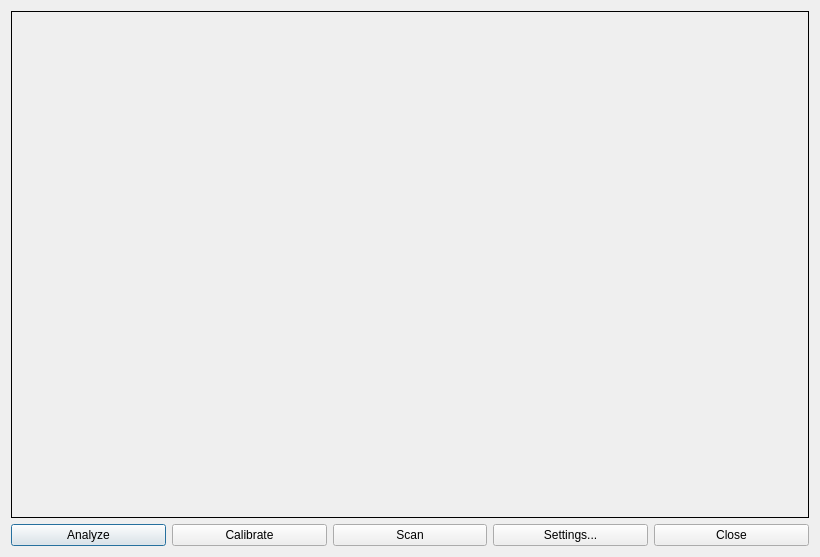
First picture: the form in app/ui/ThermalScanDialog.ui, repository mdmitr/arduino-thermal-camera, before the edit.
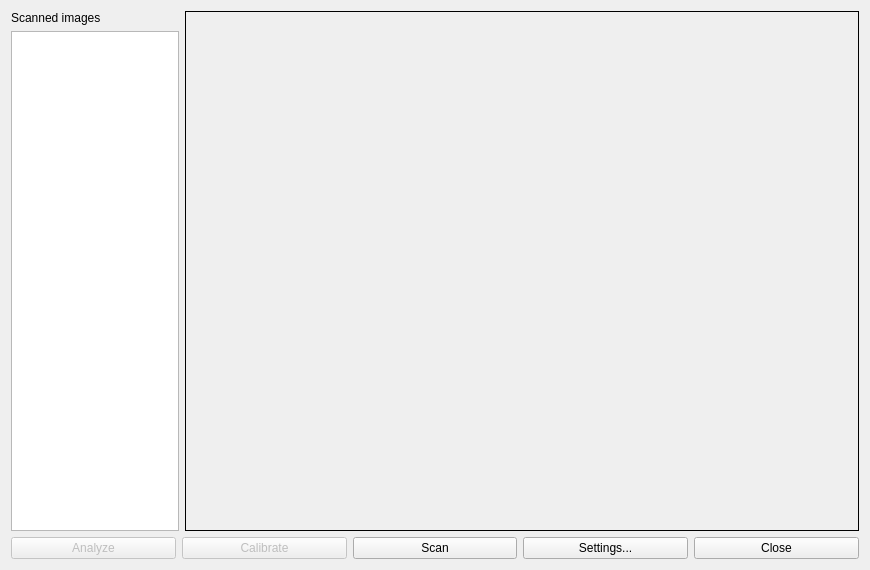
Second picture: the form after the edit.

Commit message: list with scanned images added

What changed in the file:
```diff
--- a/app/ui/ThermalScanDialog.ui
+++ b/app/ui/ThermalScanDialog.ui
@@ -6,14 +6,14 @@
    <rect>
     <x>0</x>
     <y>0</y>
-    <width>820</width>
-    <height>557</height>
+    <width>870</width>
+    <height>570</height>
    </rect>
   </property>
   <property name="windowTitle">
    <string>Thermal Scanner</string>
   </property>
-  <layout class="QVBoxLayout" name="verticalLayout_2">
+  <layout class="QVBoxLayout" name="verticalLayout_4" stretch="10">
    <item>
     <layout class="QVBoxLayout" name="mainLayout" stretch="10,0">
      <item>
@@ -22,6 +22,22 @@
         <enum>QLayout::SetMaximumSize</enum>
        </property>
        <item>
+        <layout class="QHBoxLayout" name="horizontalLayout_3" stretch="1,4">
+         <item>
+          <layout class="QVBoxLayout" name="verticalLayout">
+           <item>
+            <widget class="QLabel" name="label">
+             <property name="text">
+              <string>Scanned images</string>
+             </property>
+            </widget>
+           </item>
+           <item>
+            <widget class="QListView" name="list_Images"/>
+           </item>
+          </layout>
+         </item>
+         <item>
         <widget class="QLabel" name="mainImage">
          <property name="sizePolicy">
           <sizepolicy hsizetype="Minimum" vsizetype="Minimum">
@@ -57,10 +73,15 @@
        </item>
       </layout>
      </item>
+      </layout>
+     </item>
      <item>
       <layout class="QHBoxLayout" name="ButotnsLayout">
        <item>
         <widget class="QPushButton" name="pushButton_Analyze">
+         <property name="enabled">
+          <bool>false</bool>
+         </property>
          <property name="text">
           <string>Analyze</string>
          </property>
@@ -68,6 +89,9 @@
        </item>
        <item>
         <widget class="QPushButton" name="pushButton_Calibrate">
+         <property name="enabled">
+          <bool>false</bool>
+         </property>
          <property name="text">
           <string>Calibrate</string>
          </property>
```
Lines whose indentation alone changed are shown as unchanged.
